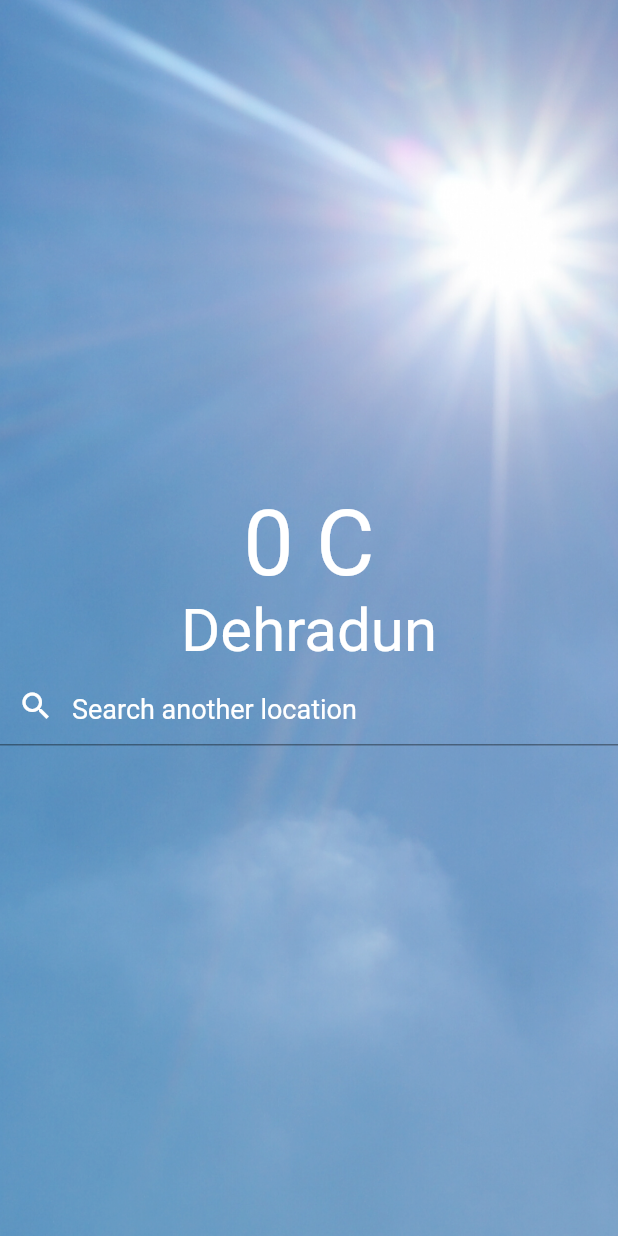
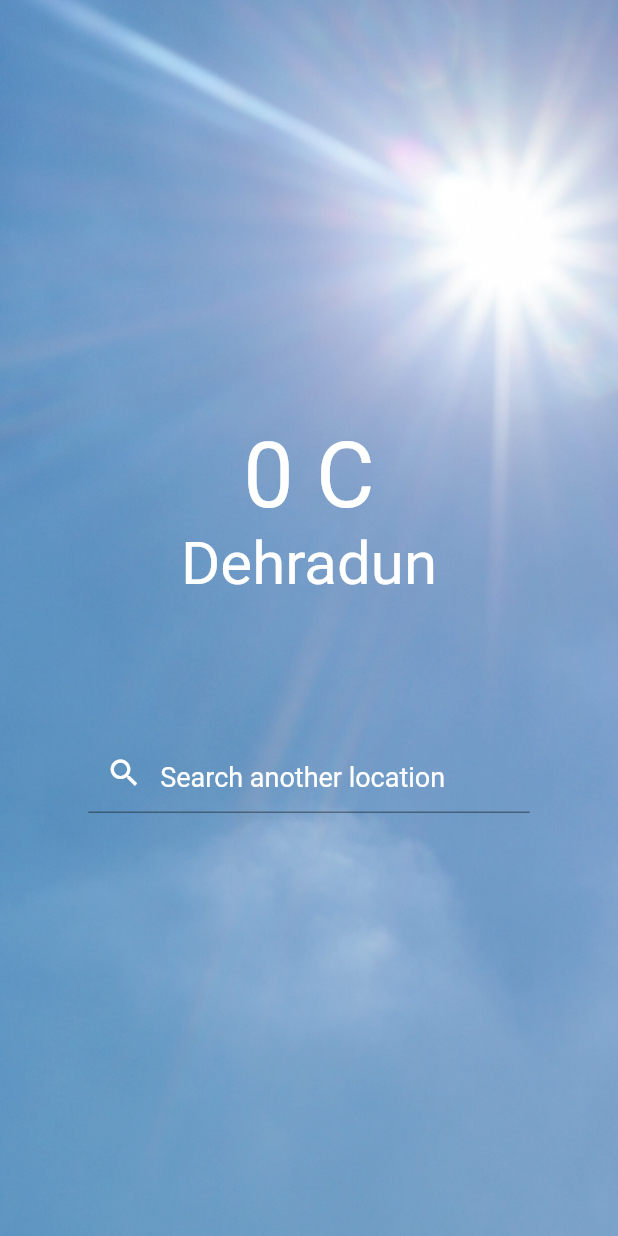
Before and after one commit to AyushSantri/weather_app_flashmonk, a Flutter app: the screen it shows once a user with an empty profile is signed in, on a phone screen of 412 x 824 dp. Run offline on Flutter 3.47's test engine with Material 2 defaults, Android fonts, the phone set to English and light mode, and no system bars; our stand-ins replace cloud_firestore, firebase_auth, firebase_core, splashscreen; accounts and stored records are empty.

Commit message:
wrapped Textield in container and added width and margin

```diff
--- a/lib/MainScreen/home_screen.dart
+++ b/lib/MainScreen/home_screen.dart
@@ -27,12 +27,16 @@ class _HomeScreenState extends State<HomeScreen> {
               children: [
                 Text("$temperature C", style: const TextStyle(color: Colors.white, fontSize: 60),),
                 Text(location, style: const TextStyle(color: Colors.white, fontSize: 40),),
-                TextField(
-                  style: TextStyle(color: Colors.white, fontSize: 25),
-                  decoration: InputDecoration(
-                    hintText: "Search another location",
-                    hintStyle: TextStyle(color: Colors.white, fontSize: 18),
-                    prefixIcon: Icon(Icons.search, color: Colors.white,)
+                Container(
+                  margin: const EdgeInsets.only(top: 90),
+                  width: MediaQuery.of(context).size.width / 1.4,
+                  child: const TextField(
+                    style: TextStyle(color: Colors.white, fontSize: 25),
+                    decoration: InputDecoration(
+                      hintText: "Search another location",
+                      hintStyle: TextStyle(color: Colors.white, fontSize: 18),
+                      prefixIcon: Icon(Icons.search, color: Colors.white,)
+                    ),
                   ),
                 )
               ],
```
